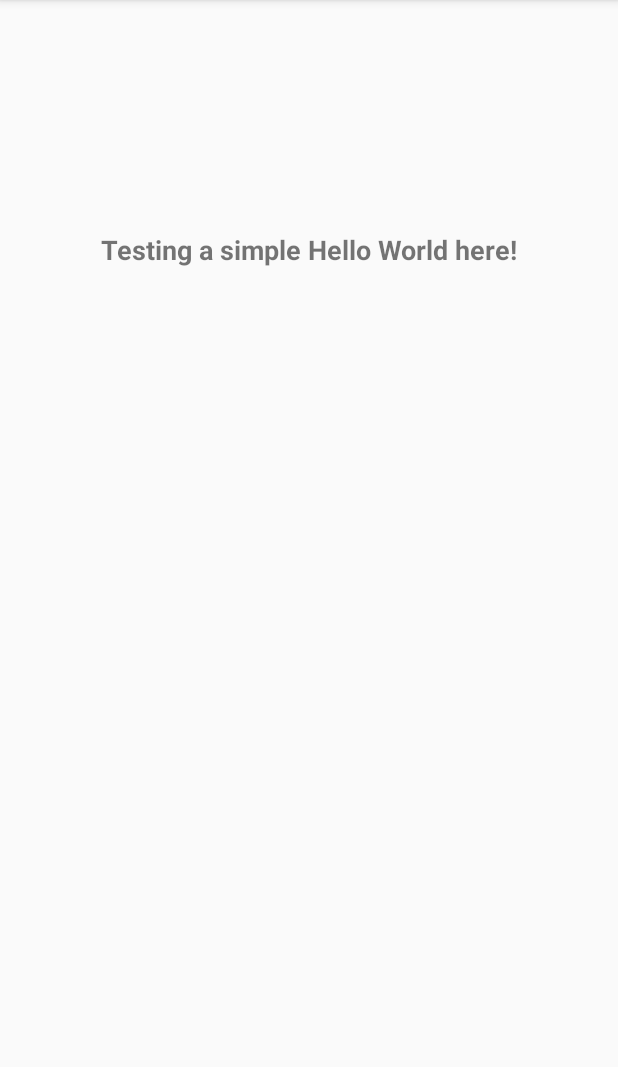
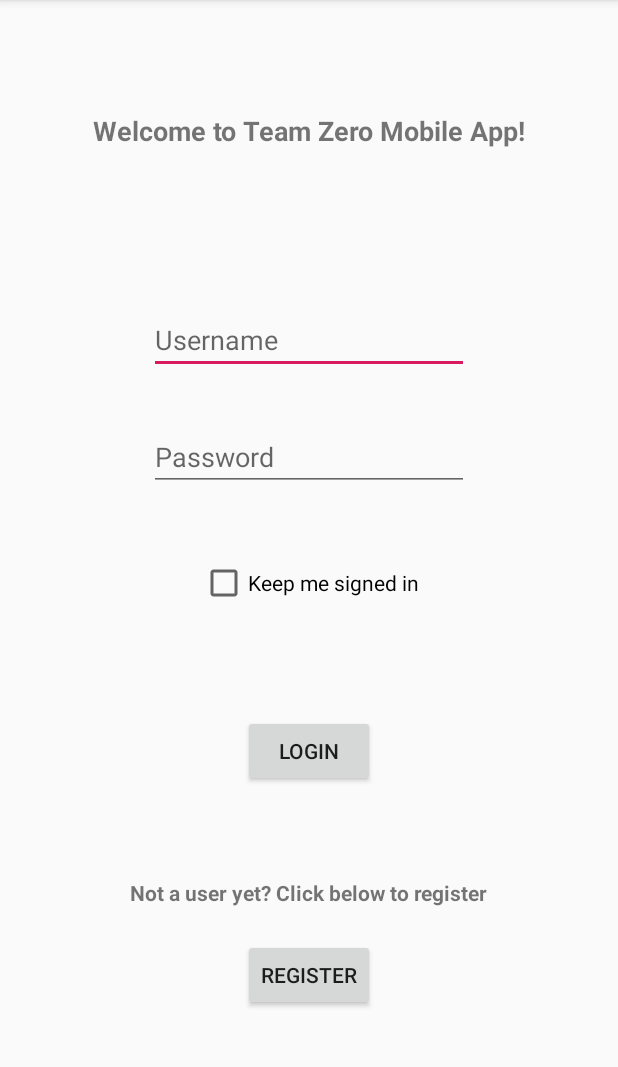
Before and after one commit to MetallicFocus/team_zero_application, an Android app: the screen it shows after launch (MainActivity), on a phone screen of 412 x 824 dp, the part 84-1151 px from its top. Run offline under Robolectric (Android 15) with nearby library versions, the phone set to English and light mode, and no system bars.

Commit message:
Added first page layout and possibility to navigate to user registration page

```diff
--- a/Android/app/src/main/AndroidManifest.xml
+++ b/Android/app/src/main/AndroidManifest.xml
@@ -5,7 +5,7 @@
     <application
         android:allowBackup="true"
         android:icon="@mipmap/ic_launcher"
-        android:label="@string/app_name"
+        android:label="@string/app_name_text"
         android:roundIcon="@mipmap/ic_launcher_round"
         android:supportsRtl="true"
         android:theme="@style/AppTheme">
@@ -16,6 +16,9 @@
                 <category android:name="android.intent.category.LAUNCHER" />
             </intent-filter>
         </activity>
+        <activity android:name=".Registration">
+
+        </activity>
     </application>
 
 </manifest>
--- a/Android/app/src/main/java/teamzero/chat/mobile/MainActivity.java
+++ b/Android/app/src/main/java/teamzero/chat/mobile/MainActivity.java
@@ -1,7 +1,10 @@
 package teamzero.chat.mobile;
 
+import android.content.Intent;
 import android.support.v7.app.AppCompatActivity;
 import android.os.Bundle;
+import android.view.View;
+import android.widget.Button;
 
 public class MainActivity extends AppCompatActivity {
 
@@ -9,5 +12,16 @@ public class MainActivity extends AppCompatActivity {
     protected void onCreate(Bundle savedInstanceState) {
         super.onCreate(savedInstanceState);
         setContentView(R.layout.activity_main);
+
+        Button loginButton = findViewById(R.id.login);
+        Button registerButton = findViewById(R.id.register);
+
+        registerButton.setOnClickListener(new View.OnClickListener() {
+            @Override
+            public void onClick(View v) {
+                startActivity(new Intent(MainActivity.this, Registration.class));
+            }
+        });
     }
+
 }
--- a/Android/app/src/main/java/teamzero/chat/mobile/Registration.java
+++ b/Android/app/src/main/java/teamzero/chat/mobile/Registration.java
@@ -1,4 +1,14 @@
 package teamzero.chat.mobile;
 
-public class Registration {
+import android.os.Bundle;
+import android.support.v7.app.AppCompatActivity;
+
+public class Registration extends AppCompatActivity {
+
+    @Override
+    protected void onCreate(Bundle savedInstanceState) {
+        super.onCreate(savedInstanceState);
+        setContentView(R.layout.registration_layout);
+    }
+
 }
--- a/Android/app/src/main/res/layout/activity_main.xml
+++ b/Android/app/src/main/res/layout/activity_main.xml
@@ -7,15 +7,87 @@
     tools:context=".MainActivity">
 
     <TextView
+        android:id="@+id/title"
         android:layout_width="wrap_content"
         android:layout_height="wrap_content"
-        android:text="@string/basic_message"
+        android:text="@string/welcome_title_text"
         android:textSize="18sp"
         android:textStyle="bold"
         app:layout_constraintBottom_toBottomOf="parent"
         app:layout_constraintLeft_toLeftOf="parent"
         app:layout_constraintRight_toRightOf="parent"
         app:layout_constraintTop_toTopOf="parent"
-        app:layout_constraintVertical_bias="0.207" />
+        app:layout_constraintVertical_bias="0.100" />
+
+    <EditText
+        android:id="@+id/editTextUsername"
+        android:layout_width="wrap_content"
+        android:layout_height="wrap_content"
+        android:ems="10"
+        android:inputType="textPersonName"
+        android:hint="@string/enter_username_text"
+        app:layout_constraintBottom_toBottomOf="parent"
+        app:layout_constraintLeft_toLeftOf="parent"
+        app:layout_constraintRight_toRightOf="parent"
+        app:layout_constraintTop_toTopOf="@id/title"
+        app:layout_constraintVertical_bias="0.200" />
+
+    <EditText
+        android:id="@+id/editTextPwd"
+        android:layout_width="wrap_content"
+        android:layout_height="wrap_content"
+        android:ems="10"
+        android:inputType="textPassword"
+        android:hint="@string/enter_password_text"
+        app:layout_constraintBottom_toBottomOf="parent"
+        app:layout_constraintLeft_toLeftOf="parent"
+        app:layout_constraintRight_toRightOf="parent"
+        app:layout_constraintTop_toTopOf="@id/editTextUsername"
+        app:layout_constraintVertical_bias="0.150" />
+
+    <CheckBox
+        android:id="@+id/checkBoxKeepSignedIn"
+        android:layout_width="wrap_content"
+        android:layout_height="wrap_content"
+        android:text="@string/keep_me_signed_in_text"
+        app:layout_constraintBottom_toBottomOf="parent"
+        app:layout_constraintLeft_toLeftOf="parent"
+        app:layout_constraintRight_toRightOf="parent"
+        app:layout_constraintTop_toTopOf="@id/editTextPwd"
+        app:layout_constraintVertical_bias="0.200" />
+
+    <Button
+        android:id="@+id/login"
+        android:layout_width="wrap_content"
+        android:layout_height="wrap_content"
+        android:text="@string/login_text"
+        app:layout_constraintBottom_toBottomOf="parent"
+        app:layout_constraintLeft_toLeftOf="parent"
+        app:layout_constraintRight_toRightOf="parent"
+        app:layout_constraintTop_toTopOf="@id/checkBoxKeepSignedIn"
+        app:layout_constraintVertical_bias="0.300" />
+
+    <TextView
+        android:id="@+id/textViewClickToRegister"
+        android:layout_width="wrap_content"
+        android:layout_height="wrap_content"
+        android:text="@string/click_to_register_text"
+        android:textStyle="bold"
+        app:layout_constraintBottom_toBottomOf="parent"
+        app:layout_constraintLeft_toLeftOf="parent"
+        app:layout_constraintRight_toRightOf="parent"
+        app:layout_constraintTop_toTopOf="@id/login"
+        app:layout_constraintVertical_bias="0.400" />
+
+    <Button
+        android:id="@+id/register"
+        android:layout_width="wrap_content"
+        android:layout_height="wrap_content"
+        android:text="@string/register_text"
+        app:layout_constraintBottom_toBottomOf="parent"
+        app:layout_constraintLeft_toLeftOf="parent"
+        app:layout_constraintRight_toRightOf="parent"
+        app:layout_constraintTop_toTopOf="@id/textViewClickToRegister"
+        app:layout_constraintVertical_bias="0.300" />
 
 </android.support.constraint.ConstraintLayout>
--- a/Android/app/src/main/res/layout/registration_layout.xml
+++ b/Android/app/src/main/res/layout/registration_layout.xml
@@ -1,6 +1,23 @@
 <?xml version="1.0" encoding="utf-8"?>
 <android.support.constraint.ConstraintLayout
-    xmlns:android="http://schemas.android.com/apk/res/android" android:layout_width="match_parent"
-    android:layout_height="match_parent">
+    xmlns:android="http://schemas.android.com/apk/res/android"
+    xmlns:app="http://schemas.android.com/apk/res-auto"
+    xmlns:tools="http://schemas.android.com/tools"
+    android:layout_width="match_parent"
+    android:layout_height="match_parent"
+    tools:context=".Registration">
+
+    <TextView
+        android:id="@+id/textViewRegistration"
+        android:layout_width="wrap_content"
+        android:layout_height="wrap_content"
+        android:text="@string/registration_text"
+        android:textSize="18sp"
+        android:textStyle="bold"
+        app:layout_constraintBottom_toBottomOf="parent"
+        app:layout_constraintLeft_toLeftOf="parent"
+        app:layout_constraintRight_toRightOf="parent"
+        app:layout_constraintTop_toTopOf="parent"
+        app:layout_constraintVertical_bias="0.100" />
 
 </android.support.constraint.ConstraintLayout>
--- a/Android/app/src/main/res/values/strings.xml
+++ b/Android/app/src/main/res/values/strings.xml
@@ -1,4 +1,11 @@
 <resources>
-    <string name="app_name"> Team Zero Chat </string>
-    <string name="basic_message"> Testing a simple Hello World here! </string>
+    <string name="app_name_text"> Team Zero Chat </string>
+    <string name="welcome_title_text"> Welcome to Team Zero Mobile App! </string>
+    <string name="enter_username_text"> Username </string>
+    <string name="enter_password_text"> Password </string>
+    <string name="keep_me_signed_in_text"> Keep me signed in </string>
+    <string name="login_text"> Login </string>
+    <string name="register_text"> Register </string>
+    <string name="click_to_register_text"> Not a user yet? Click below to register </string>
+    <string name="registration_text"> Please fill the information below correctly </string>
 </resources>
```
